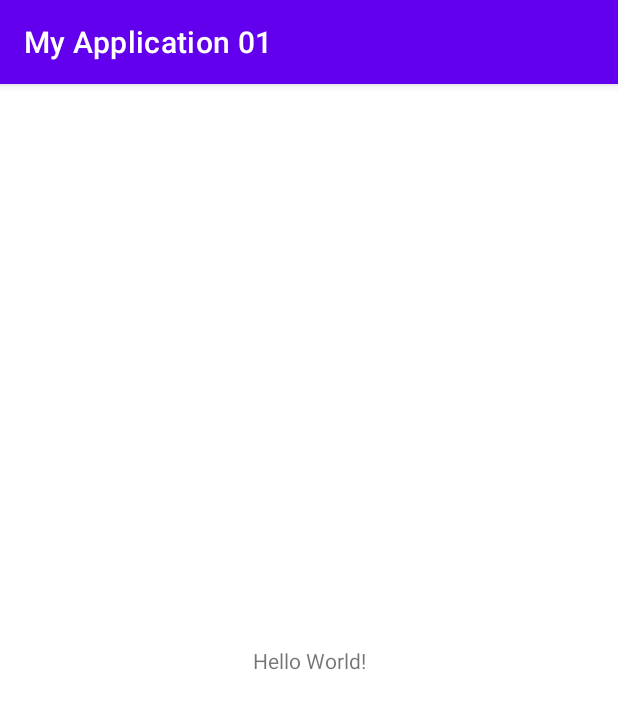
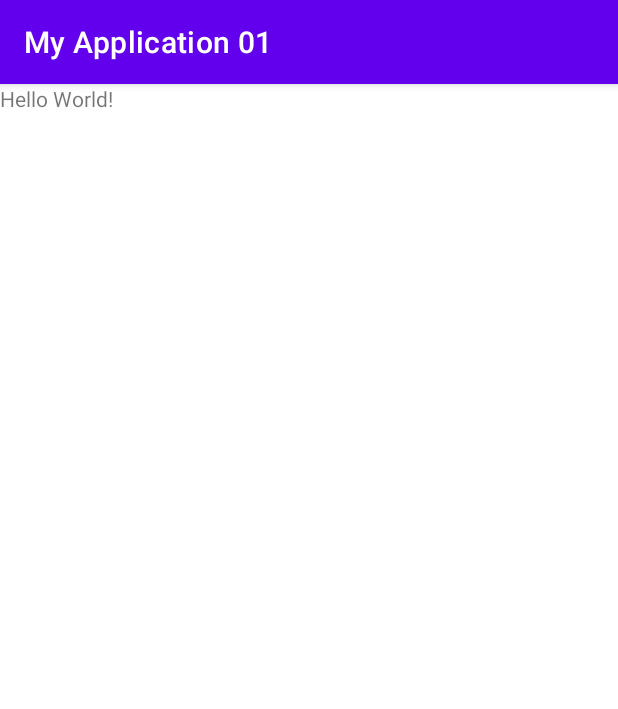
Before and after one commit to Navara91/HomeWorkRepo, an Android app: the screen it shows after launch (MainActivity), on a phone screen of 412 x 824 dp. Shown: the top 709 px of the screen. Run offline under Robolectric (Android 15) with nearby library versions, the phone set to English and light mode, and no system bars.

Commit message:
начало

```diff
--- a/app/src/main/res/layout/activity_main.xml
+++ b/app/src/main/res/layout/activity_main.xml
@@ -1,5 +1,5 @@
 <?xml version="1.0" encoding="utf-8"?>
-<androidx.constraintlayout.widget.ConstraintLayout xmlns:android="http://schemas.android.com/apk/res/android"
+<LinearLayout xmlns:android="http://schemas.android.com/apk/res/android"
     xmlns:app="http://schemas.android.com/apk/res-auto"
     xmlns:tools="http://schemas.android.com/tools"
     android:layout_width="match_parent"
@@ -10,9 +10,7 @@
         android:layout_width="wrap_content"
         android:layout_height="wrap_content"
         android:text="Hello World!"
-        app:layout_constraintBottom_toBottomOf="parent"
-        app:layout_constraintLeft_toLeftOf="parent"
-        app:layout_constraintRight_toRightOf="parent"
-        app:layout_constraintTop_toTopOf="parent" />
 
-</androidx.constraintlayout.widget.ConstraintLayout>
+        />
+
+</LinearLayout>
```
